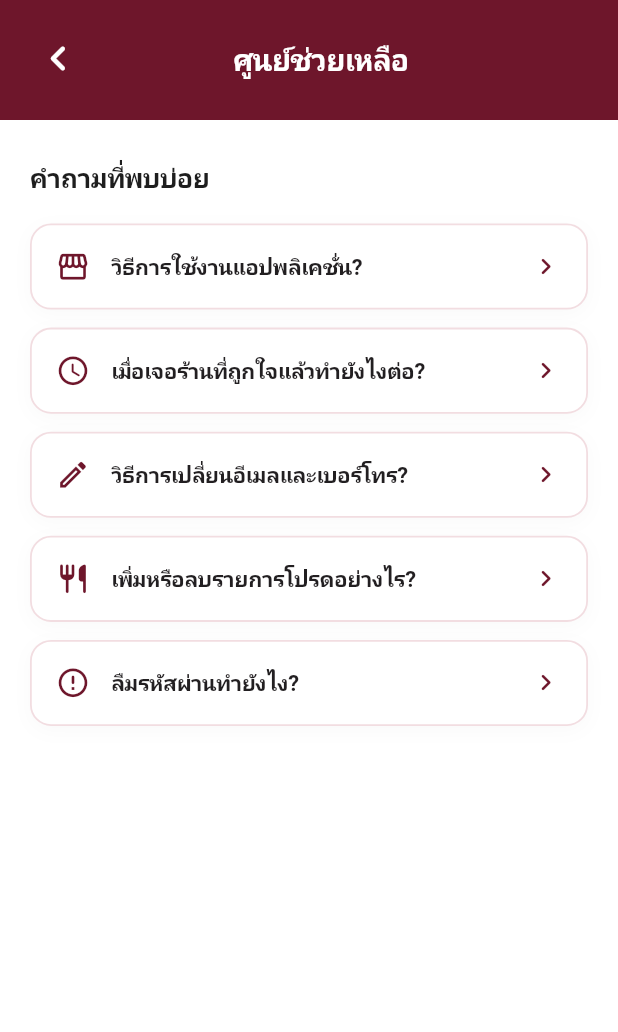
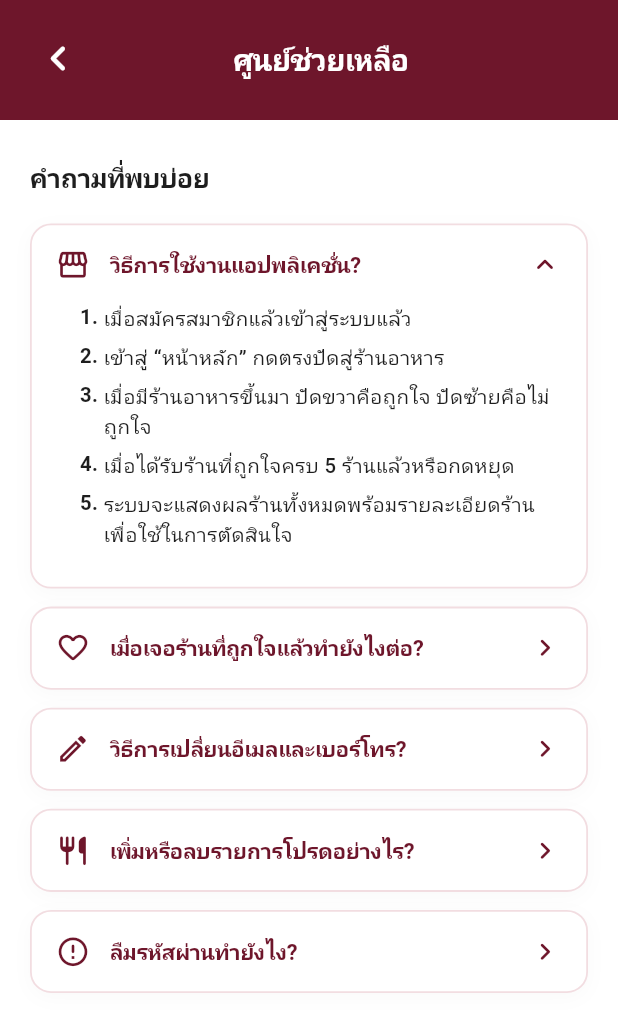
Before and after one commit to Book7076/mobile_pin, a Flutter app: the HelpCenterScreen screen opened directly, on a phone screen of 412 x 824 dp. Shown: the top 1032 px of the screen. Run offline on Flutter 3.47's test engine with Material 3 defaults, Android fonts, the phone set to English and light mode, and no system bars; our stand-ins replace appinio_swiper, flutter_dotenv, flutter_map, flutter_riverpod, geolocator, latlong2 and 1 more; accounts and stored records are empty; statements that could not run were skipped.

Commit message:
feat: อัปเดต HelpCenterScreen ให้การ์ดคำถามแรกขยายแสดงขั้นตอนคำตอบ 5 ข้อ (Accordion Card) พร้อมไอคอนรูปหัวใจในคำถามที่สอง

```diff
--- a/lib/screens/profile/help_center_screen.dart
+++ b/lib/screens/profile/help_center_screen.dart
@@ -8,7 +8,78 @@ class HelpCenterScreen extends StatefulWidget {
   State<HelpCenterScreen> createState() => _HelpCenterScreenState();
 }
 
+class _FaqItem {
+  final IconData icon;
+  final String question;
+  final List<String> steps;
+
+  const _FaqItem({
+    required this.icon,
+    required this.question,
+    required this.steps,
+  });
+}
+
 class _HelpCenterScreenState extends State<HelpCenterScreen> {
+  // Index of the currently expanded FAQ card (0 is expanded initially to match mockup)
+  int? _expandedIndex = 0;
+
+  final List<_FaqItem> _faqList = const [
+    _FaqItem(
+      icon: Icons.storefront_outlined,
+      question: 'วิธีการใช้งานแอปพลิเคชั่น?',
+      steps: [
+        'เมื่อสมัครสมาชิกแล้วเข้าสู่ระบบแล้ว',
+        'เข้าสู่ “หน้าหลัก” กดตรงปัดสู่ร้านอาหาร',
+        'เมื่อมีร้านอาหารขึ้นมา ปัดขวาคือถูกใจ ปัดซ้ายคือไม่ถูกใจ',
+        'เมื่อได้รับร้านที่ถูกใจครบ 5 ร้านแล้วหรือกดหยุด',
+        'ระบบจะแสดงผลร้านทั้งหมดพร้อมรายละเอียดร้านเพื่อใช้ในการตัดสินใจ',
+      ],
+    ),
+    _FaqItem(
+      icon: Icons.favorite_outline_rounded,
+      question: 'เมื่อเจอร้านที่ถูกใจแล้วทำยังไงต่อ?',
+      steps: [
+        'แตะที่ป้ายบุ๊กมาร์กมุมขวาบนเพื่อบันทึกเป็น "รายการโปรด"',
+        'กดปุ่มโทรเพื่อติดต่อสอบถามกับทางร้านได้โดยตรง',
+        'กดปุ่มแผนที่เพื่อเปิดระบบนำทางไปยังร้านอาหารทันที',
+        'สามารถเลือกดูร้านโปรดทั้งหมดได้ที่แท็บ "รายการโปรด"',
+      ],
+    ),
+    _FaqItem(
+      icon: Icons.edit_outlined,
+      question: 'วิธีการเปลี่ยนอีเมลและเบอร์โทร?',
+      steps: [
+        'เข้าสู่แท็บ "ผู้ใช้งาน" จากแถบเมนูด้านล่าง',
+        'แตะที่แถบโปรไฟล์เพื่อเข้าสู่หน้า "ข้อมูลผู้ใช้งาน"',
+        'กดปุ่ม "แก้ไขข้อมูล"',
+        'กรอกอีเมลหรือเบอร์โทรศัพท์ใหม่ที่ต้องการเปลี่ยน',
+        'กดปุ่ม "บันทึกข้อมูล" เพื่อยืนยันการเปลี่ยนแปลง',
+      ],
+    ),
+    _FaqItem(
+      icon: Icons.restaurant_rounded,
+      question: 'เพิ่มหรือลบรายการโปรดอย่างไร?',
+      steps: [
+        'เข้าไปที่หน้ารายละเอียดของร้านอาหารที่ต้องการ',
+        'แตะที่ไอคอนบุ๊กมาร์กมุมขวาบนเพื่อบันทึกร้านเป็นรายการโปรด',
+        'เมื่อบันทึกแล้ว ไอคอนจะเปลี่ยนเป็นสีเลือดหมูทึบ',
+        'หากต้องการลบ ให้แตะที่ไอคอนบุ๊กมาร์กอีกครั้งและกดยืนยันการลบ',
+      ],
+    ),
+    _FaqItem(
+      icon: Icons.error_outline_rounded,
+      question: 'ลืมรหัสผ่านทำยังไง?',
+      steps: [
+        'ไปที่หน้า "แก้ไขข้อมูล" แล้วกดที่ข้อความ "ลืมรหัสผ่าน"',
+        'กรอกอีเมลที่ลงทะเบียนไว้ แล้วกด "ส่งรหัสยืนยัน"',
+        'นำรหัส OTP 6 หลักที่ได้รับในอีเมลมากรอกเพื่อยืนยัน',
+        'ตั้งรหัสผ่านใหม่ทั้ง 2 ช่องให้ตรงกัน แล้วกดยืนยัน',
+        'ระบบจะแจ้งเตือนแก้ไขรหัสผ่านสำเร็จและสามารถเข้าใช้งานได้ทันที',
+      ],
+    ),
+  ];
+
   @override
   void initState() {
     super.initState();
@@ -19,91 +90,6 @@ class _HelpCenterScreenState extends State<HelpCenterScreen> {
         statusBarBrightness: Brightness.dark,
         systemNavigationBarColor: Colors.white,
         systemNavigationBarIconBrightness: Brightness.dark,
-      ),
-    );
-  }
-
-  void _showFaqDetail({
-    required String question,
-    required String answer,
-    required IconData icon,
-  }) {
-    showModalBottomSheet(
-      context: context,
-      backgroundColor: Colors.white,
-      shape: const RoundedRectangleBorder(
-        borderRadius: BorderRadius.vertical(top: Radius.circular(24)),
-      ),
-      builder: (ctx) => Padding(
-        padding: const EdgeInsets.symmetric(horizontal: 24, vertical: 24),
-        child: Column(
-          mainAxisSize: MainAxisSize.min,
-          crossAxisAlignment: CrossAxisAlignment.start,
-          children: [
-            Row(
-              children: [
-                Container(
-                  width: 40,
-                  height: 40,
-                  decoration: BoxDecoration(
-                    color: const Color(0xFFF7EAEC),
-                    borderRadius: BorderRadius.circular(10),
-                  ),
-                  child: Center(
-                    child: Icon(icon, color: const Color(0xFF6E162B), size: 22),
-                  ),
-                ),
-                const SizedBox(width: 12),
-                Expanded(
-                  child: Text(
-                    question,
-                    style: const TextStyle(
-                      fontSize: 16.5,
-                      fontWeight: FontWeight.w800,
-                      color: Color(0xFF221F21),
-                      letterSpacing: -0.2,
-                    ),
-                  ),
-                ),
-              ],
-            ),
-            const SizedBox(height: 18),
-            Container(height: 1.0, color: const Color(0xFFF3DFE2)),
-            const SizedBox(height: 18),
-            Text(
-              answer,
-              style: const TextStyle(
-                fontSize: 14.5,
-                color: Color(0xFF555555),
-                height: 1.55,
-                fontWeight: FontWeight.w500,
-              ),
-            ),
-            const SizedBox(height: 24),
-            SizedBox(
-              width: double.infinity,
-              height: 48,
-              child: ElevatedButton(
-                style: ElevatedButton.styleFrom(
-                  backgroundColor: const Color(0xFF6E162B),
-                  foregroundColor: Colors.white,
-                  elevation: 0,
-                  shape: RoundedRectangleBorder(
-                    borderRadius: BorderRadius.circular(12),
-                  ),
-                ),
-                onPressed: () => Navigator.of(ctx).pop(),
-                child: const Text(
-                  'เข้าใจแล้ว',
-                  style: TextStyle(
-                    fontSize: 15,
-                    fontWeight: FontWeight.w700,
-                  ),
-                ),
-              ),
-            ),
-          ],
-        ),
       ),
     );
   }
@@ -165,7 +151,7 @@ class _HelpCenterScreenState extends State<HelpCenterScreen> {
               child: Column(
                 crossAxisAlignment: CrossAxisAlignment.start,
                 children: [
-                  // Title: คำถามที่พบบ่อย
+                  // Section Title: คำถามที่พบบ่อย
                   const Text(
                     'คำถามที่พบบ่อย',
                     style: TextStyle(
@@ -178,52 +164,15 @@ class _HelpCenterScreenState extends State<HelpCenterScreen> {
 
                   const SizedBox(height: 18),
 
-                  // 1. วิธีการใช้งานแอปพลิเคชั่น?
-                  _buildFaqCard(
-                    icon: Icons.storefront_outlined,
-                    question: 'วิธีการใช้งานแอปพลิเคชั่น?',
-                    answer:
-                        'คุณสามารถค้นหาร้านอาหารที่ต้องการจากแถบค้นหา หรือเลือกดูตามหมวดหมู่อาหารยอดนิยม และกดดูรายละเอียดร้านอาหาร รวมถึงตำแหน่งที่ตั้งและเมนูเด็ดได้ทันที',
-                  ),
-
-                  const SizedBox(height: 12),
-
-                  // 2. เมื่อเจอร้านที่ถูกใจแล้วทำยังไงต่อ?
-                  _buildFaqCard(
-                    icon: Icons.access_time_rounded,
-                    question: 'เมื่อเจอร้านที่ถูกใจแล้วทำยังไงต่อ?',
-                    answer:
-                        'คุณสามารถกดบันทึกเป็น "รายการโปรด" โดยแตะที่ป้ายบุ๊กมาร์กมุมขวาบน หรือกดโทรเพื่อติดต่อสอบถาม และกดปุ่มแผนที่เพื่อนำทางไปยังร้านอาหารได้ทันที',
-                  ),
-
-                  const SizedBox(height: 12),
-
-                  // 3. วิธีการเปลี่ยนอีเมลและเบอร์โทร?
-                  _buildFaqCard(
-                    icon: Icons.edit_outlined,
-                    question: 'วิธีการเปลี่ยนอีเมลและเบอร์โทร?',
-                    answer:
-                        'เข้าสู่เมนู "โปรไฟล์" จากแถบเมนูด้านล่าง จากนั้นกดปุ่ม "แก้ไขข้อมูล" เพื่อกรอกชื่อ อีเมล หรือเบอร์โทรศัพท์ใหม่ แล้วกดปุ่ม "บันทึกข้อมูล"',
-                  ),
-
-                  const SizedBox(height: 12),
-
-                  // 4. เพิ่มหรือลบรายการโปรดอย่างไร?
-                  _buildFaqCard(
-                    icon: Icons.restaurant_rounded,
-                    question: 'เพิ่มหรือลบรายการโปรดอย่างไร?',
-                    answer:
-                        'แตะที่ไอคอนป้ายบุ๊กมาร์กมุมขวาบนของหน้ารายละเอียดร้านอาหาร เมื่อเป็นป้ายสีแดงทึบแสดงว่าบันทึกแล้ว หากต้องการลบให้แตะป้ายอีกครั้งและกดยืนยันการลบ',
-                  ),
-
-                  const SizedBox(height: 12),
-
-                  // 5. ลืมรหัสผ่านทำยังไง?
-                  _buildFaqCard(
-                    icon: Icons.error_outline_rounded,
-                    question: 'ลืมรหัสผ่านทำยังไง?',
-                    answer:
-                        'ไปที่หน้า "แก้ไขข้อมูล" แล้วแตะที่ข้อความ "ลืมรหัสผ่าน" ระบบจะให้กรอกอีเมลเพื่อส่งรหัส OTP 6 หลัก เมื่อยืนยันรหัสแล้วจะสามารถตั้งรหัสผ่านใหม่ได้ทันที',
+                  // 5 Expandable FAQ Cards
+                  ListView.separated(
+                    shrinkWrap: true,
+                    physics: const NeverScrollableScrollPhysics(),
+                    itemCount: _faqList.length,
+                    separatorBuilder: (_, __) => const SizedBox(height: 12),
+                    itemBuilder: (context, index) {
+                      return _buildFaqCard(index, _faqList[index]);
+                    },
                   ),
 
                   const SizedBox(height: 30),
@@ -236,12 +185,12 @@ class _HelpCenterScreenState extends State<HelpCenterScreen> {
     );
   }
 
-  Widget _buildFaqCard({
-    required IconData icon,
-    required String question,
-    required String answer,
-  }) {
-    return Container(
+  Widget _buildFaqCard(int index, _FaqItem item) {
+    final isExpanded = _expandedIndex == index;
+
+    return AnimatedContainer(
+      duration: const Duration(milliseconds: 250),
+      curve: Curves.easeInOut,
       decoration: BoxDecoration(
         color: Colors.white,
         borderRadius: BorderRadius.circular(14),
@@ -261,32 +210,36 @@ class _HelpCenterScreenState extends State<HelpCenterScreen> {
         color: Colors.transparent,
         child: InkWell(
           borderRadius: BorderRadius.circular(14),
-          onTap: () => _showFaqDetail(
-            question: question,
-            answer: answer,
-            icon: icon,
-          ),
+          onTap: () {
+            setState(() {
+              _expandedIndex = isExpanded ? null : index;
+            });
+          },
           child: Padding(
-            padding: const EdgeInsets.symmetric(horizontal: 16, vertical: 16),
-            child: Row(
+            padding: const EdgeInsets.symmetric(horizontal: 16, vertical: 15),
+            child: Column(
+              crossAxisAlignment: CrossAxisAlignment.start,
+              children: [
+                // Header Row
+                Row(
                   children: [
                     // Burgundy Icon
                     Icon(
-                  icon,
+                      item.icon,
                       color: const Color(0xFF6E162B),
                       size: 23,
                     ),
 
-                const SizedBox(width: 14),
+                    const SizedBox(width: 13),
 
-                // Question Title
+                    // Question Title in Burgundy
                     Expanded(
                       child: Text(
-                    question,
+                        item.question,
                         style: const TextStyle(
                           fontSize: 14.5,
-                      fontWeight: FontWeight.w600,
-                      color: Color(0xFF221F21),
+                          fontWeight: FontWeight.w700,
+                          color: Color(0xFF6E162B),
                           letterSpacing: -0.2,
                         ),
                       ),
@@ -294,11 +247,67 @@ class _HelpCenterScreenState extends State<HelpCenterScreen> {
 
                     const SizedBox(width: 8),
 
-                // Trailing Chevron
-                const Icon(
-                  Icons.chevron_right_rounded,
-                  color: Color(0xFF6E162B),
-                  size: 22,
+                    // Trailing Arrow (Up Chevron if expanded, Right Chevron if collapsed)
+                    AnimatedRotation(
+                      turns: isExpanded ? 0.0 : 0.0,
+                      duration: const Duration(milliseconds: 200),
+                      child: Icon(
+                        isExpanded
+                            ? Icons.keyboard_arrow_up_rounded
+                            : Icons.chevron_right_rounded,
+                        color: const Color(0xFF6E162B),
+                        size: 23,
+                      ),
+                    ),
+                  ],
+                ),
+
+                // Expandable Answers Content
+                AnimatedCrossFade(
+                  firstChild: const SizedBox.shrink(),
+                  secondChild: Padding(
+                    padding: const EdgeInsets.only(top: 14, left: 16, right: 6, bottom: 4),
+                    child: Column(
+                      crossAxisAlignment: CrossAxisAlignment.start,
+                      children: item.steps.asMap().entries.map((entry) {
+                        final stepIndex = entry.key + 1;
+                        final stepText = entry.value;
+
+                        return Padding(
+                          padding: const EdgeInsets.only(bottom: 6),
+                          child: Row(
+                            crossAxisAlignment: CrossAxisAlignment.start,
+                            children: [
+                              Text(
+                                '$stepIndex. ',
+                                style: const TextStyle(
+                                  fontSize: 13.5,
+                                  fontWeight: FontWeight.w600,
+                                  color: Color(0xFF1E1E1E),
+                                  height: 1.45,
+                                ),
+                              ),
+                              Expanded(
+                                child: Text(
+                                  stepText,
+                                  style: const TextStyle(
+                                    fontSize: 13.5,
+                                    fontWeight: FontWeight.w500,
+                                    color: Color(0xFF1E1E1E),
+                                    height: 1.45,
+                                  ),
+                                ),
+                              ),
+                            ],
+                          ),
+                        );
+                      }).toList(),
+                    ),
+                  ),
+                  crossFadeState: isExpanded
+                      ? CrossFadeState.showSecond
+                      : CrossFadeState.showFirst,
+                  duration: const Duration(milliseconds: 250),
                 ),
               ],
             ),
```
Lines whose indentation alone changed are shown as unchanged.
